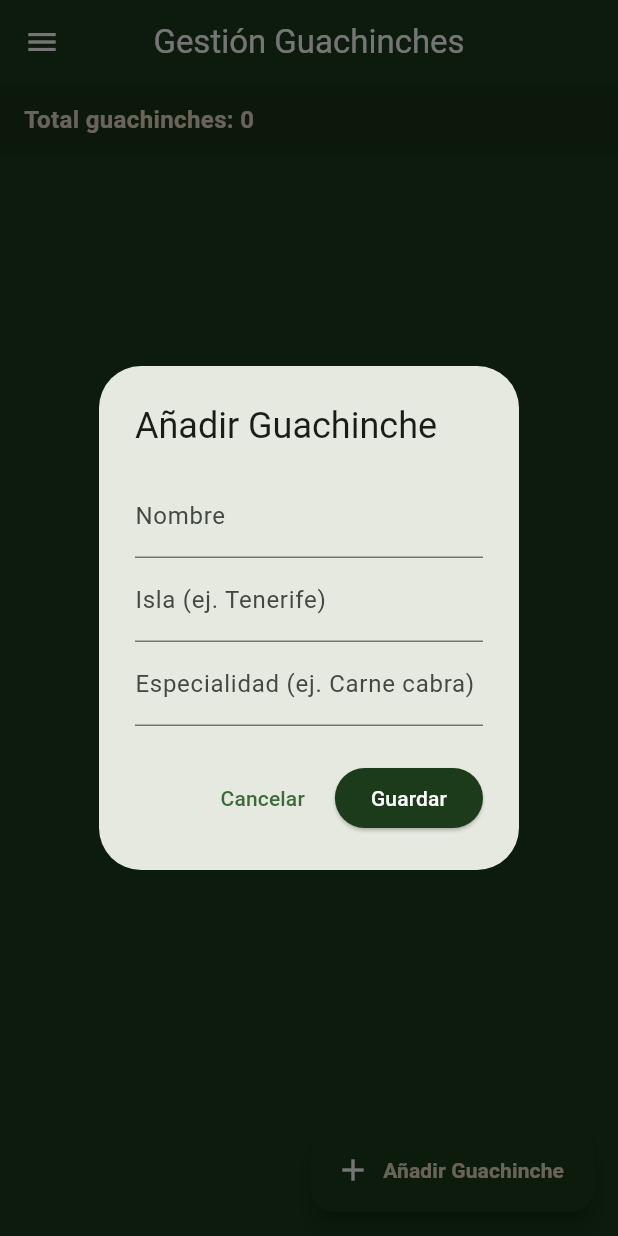
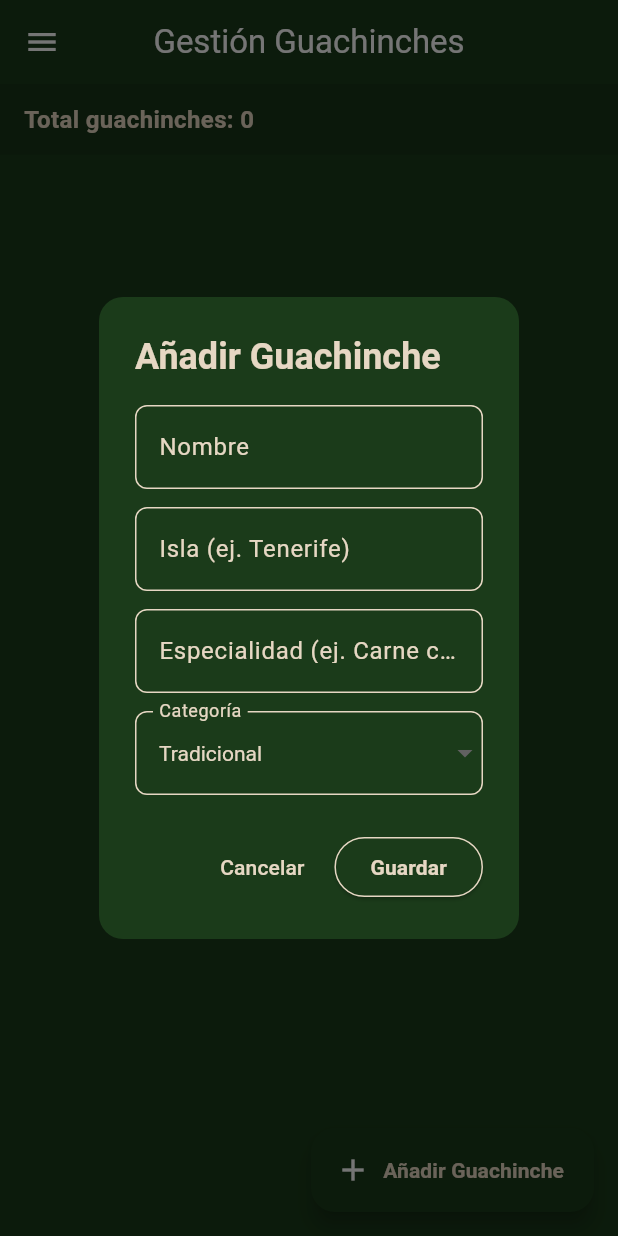
Before and after one commit to DanielRiveroP/PGL-P2-MyPortfolio, a Flutter app: the CrudScreen screen opened by its route, after a tap on "Añadir Guachinche", on a phone screen of 412 x 824 dp. Run offline on Flutter 3.47's test engine with Material 3 defaults, Android fonts, the light colour scheme and no system bars; our stand-ins replace go_router, qr_flutter.

Commit message:
Changed the CRUD to Guachinches :D

```diff
--- a/lib/models/guachinche.dart
+++ b/lib/models/guachinche.dart
@@ -3,11 +3,13 @@ class Guachinche {
   String nombre;
   String isla;
   String especialidad;
+  String categoria;
 
   Guachinche({
     required this.id,
     required this.nombre,
     required this.isla,
     required this.especialidad,
+    required this.categoria,
   });
 }
--- a/lib/screens/crud_screen.dart
+++ b/lib/screens/crud_screen.dart
@@ -1,6 +1,8 @@
 import 'package:flutter/material.dart';
+
 import '../models/guachinche.dart';
 import '../widgets/app_drawer.dart';
+import '../widgets/guachinche_card.dart';
 
 class CrudScreen extends StatefulWidget {
   const CrudScreen({super.key});
@@ -19,28 +21,130 @@ class _CrudScreenState extends State<CrudScreen> {
   final _islaController = TextEditingController();
   final _especialidadController = TextEditingController();
 
-  // Función para mostrar el modal de añadir guachinche
+  // Variable para la categoría seleccionada por defecto
+  String _categoriaSeleccionada = 'Tradicional';
+
   void _mostrarModalAgregar() {
     showDialog(
       context: context,
       builder: (context) {
         return AlertDialog(
-          title: const Text('Añadir Guachinche'),
+          backgroundColor: const Color(
+            0xFF1B3B1A,
+          ), // Fondo verde oscuro corporativo
+          shape: RoundedRectangleBorder(
+            borderRadius: BorderRadius.circular(16),
+          ),
+          title: const Text(
+            'Añadir Guachinche',
+            style: TextStyle(
+              color: Color(0xFFE6D7C3),
+              fontWeight: FontWeight.bold,
+            ),
+          ),
           content: SingleChildScrollView(
             child: Column(
               mainAxisSize: MainAxisSize.min,
               children: [
+                // Campo Nombre
                 TextField(
                   controller: _nombreController,
-                  decoration: const InputDecoration(labelText: 'Nombre'),
+                  style: const TextStyle(color: Color(0xFFE6D7C3)),
+                  decoration: InputDecoration(
+                    labelText: 'Nombre',
+                    labelStyle: const TextStyle(color: Color(0xFFE6D7C3)),
+                    enabledBorder: OutlineInputBorder(
+                      borderRadius: BorderRadius.circular(8),
+                      borderSide: const BorderSide(color: Color(0xFFE6D7C3)),
+                    ),
+                    focusedBorder: OutlineInputBorder(
+                      borderRadius: BorderRadius.circular(8),
+                      borderSide: const BorderSide(
+                        color: Color(0xFFE6D7C3),
+                        width: 2,
+                      ),
+                    ),
+                  ),
                 ),
+                const SizedBox(height: 12),
+                // Campo Isla
                 TextField(
                   controller: _islaController,
-                  decoration: const InputDecoration(labelText: 'Isla (ej. Tenerife)'),
+                  style: const TextStyle(color: Color(0xFFE6D7C3)),
+                  decoration: InputDecoration(
+                    labelText: 'Isla (ej. Tenerife)',
+                    labelStyle: const TextStyle(color: Color(0xFFE6D7C3)),
+                    enabledBorder: OutlineInputBorder(
+                      borderRadius: BorderRadius.circular(8),
+                      borderSide: const BorderSide(color: Color(0xFFE6D7C3)),
+                    ),
+                    focusedBorder: OutlineInputBorder(
+                      borderRadius: BorderRadius.circular(8),
+                      borderSide: const BorderSide(
+                        color: Color(0xFFE6D7C3),
+                        width: 2,
+                      ),
+                    ),
+                  ),
                 ),
+                const SizedBox(height: 12),
+                // Campo Especialidad
                 TextField(
                   controller: _especialidadController,
-                  decoration: const InputDecoration(labelText: 'Especialidad (ej. Carne cabra)'),
+                  style: const TextStyle(color: Color(0xFFE6D7C3)),
+                  decoration: InputDecoration(
+                    labelText: 'Especialidad (ej. Carne cabra)',
+                    labelStyle: const TextStyle(color: Color(0xFFE6D7C3)),
+                    enabledBorder: OutlineInputBorder(
+                      borderRadius: BorderRadius.circular(8),
+                      borderSide: const BorderSide(color: Color(0xFFE6D7C3)),
+                    ),
+                    focusedBorder: OutlineInputBorder(
+                      borderRadius: BorderRadius.circular(8),
+                      borderSide: const BorderSide(
+                        color: Color(0xFFE6D7C3),
+                        width: 2,
+                      ),
+                    ),
+                  ),
+                ),
+                const SizedBox(height: 12),
+                // Selector de Categoría corregido para evitar el error de nulos
+                DropdownButtonFormField<String?>(
+                  value: _categoriaSeleccionada,
+                  dropdownColor: const Color(0xFF1B3B1A),
+                  style: const TextStyle(color: Color(0xFFE6D7C3)),
+                  items: ['Tradicional', 'Parrilla', 'Vino Propio'].map((cat) {
+                    return DropdownMenuItem<String>(
+                      value: cat,
+                      child: Text(
+                        cat,
+                        style: const TextStyle(color: Color(0xFFE6D7C3)),
+                      ),
+                    );
+                  }).toList(),
+                  onChanged: (val) {
+                    setState(() {
+                      _categoriaSeleccionada =
+                          val ??
+                          'Tradicional'; // Si viene null, asigna por defecto
+                    });
+                  },
+                  decoration: InputDecoration(
+                    labelText: 'Categoría',
+                    labelStyle: const TextStyle(color: Color(0xFFE6D7C3)),
+                    enabledBorder: OutlineInputBorder(
+                      borderRadius: BorderRadius.circular(8),
+                      borderSide: const BorderSide(color: Color(0xFFE6D7C3)),
+                    ),
+                    focusedBorder: OutlineInputBorder(
+                      borderRadius: BorderRadius.circular(8),
+                      borderSide: const BorderSide(
+                        color: Color(0xFFE6D7C3),
+                        width: 2,
+                      ),
+                    ),
+                  ),
                 ),
               ],
             ),
@@ -48,12 +152,16 @@ class _CrudScreenState extends State<CrudScreen> {
           actions: [
             TextButton(
               onPressed: () => Navigator.pop(context),
-              child: const Text('Cancelar'),
+              child: const Text(
+                'Cancelar',
+                style: TextStyle(color: Color(0xFFE6D7C3)),
+              ),
             ),
             ElevatedButton(
               style: ElevatedButton.styleFrom(
                 backgroundColor: const Color(0xFF1B3B1A),
-                foregroundColor: Colors.white,
+                foregroundColor: const Color(0xFFE6D7C3),
+                side: const BorderSide(color: Color(0xFFE6D7C3)),
               ),
               onPressed: () {
                 if (_nombreController.text.isNotEmpty) {
@@ -64,6 +172,7 @@ class _CrudScreenState extends State<CrudScreen> {
                         nombre: _nombreController.text,
                         isla: _islaController.text,
                         especialidad: _especialidadController.text,
+                        categoria: _categoriaSeleccionada, // <--- ¡AQUÍ ESTÁ LA CATEGORÍA AÑADIDA!
                       ),
                     );
                   });
@@ -73,7 +182,10 @@ class _CrudScreenState extends State<CrudScreen> {
                   Navigator.pop(context);
                 }
               },
-              child: const Text('Guardar'),
+              child: const Text(
+                'Guardar',
+                style: TextStyle(fontWeight: FontWeight.bold),
+              ),
             ),
           ],
         );
@@ -88,7 +200,9 @@ class _CrudScreenState extends State<CrudScreen> {
       builder: (context) {
         return AlertDialog(
           title: const Text('Borrar todo'),
-          content: const Text('¿Estás seguro de que quieres eliminar todos los guachinches?'),
+          content: const Text(
+            '¿Estás seguro de que quieres eliminar todos los guachinches?',
+          ),
           actions: [
             TextButton(
               onPressed: () => Navigator.pop(context),
@@ -102,7 +216,10 @@ class _CrudScreenState extends State<CrudScreen> {
                 });
                 Navigator.pop(context);
               },
-              child: const Text('Sí, borrar todo', style: TextStyle(color: Color(0xFFE6D7C3))),
+              child: const Text(
+                'Sí, borrar todo',
+                style: TextStyle(color: Color(0xFFE6D7C3)),
+              ),
             ),
           ],
         );
@@ -132,7 +249,11 @@ class _CrudScreenState extends State<CrudScreen> {
               children: [
                 Text(
                   'Total guachinches: ${_guachinches.length}',
-                  style: const TextStyle(fontSize: 16, fontWeight: FontWeight.bold, color: Color(0xFFE6D7C3)),
+                  style: const TextStyle(
+                    fontSize: 16,
+                    fontWeight: FontWeight.bold,
+                    color: Color(0xFFE6D7C3),
+                  ),
                 ),
                 _guachinches.isEmpty
                     ? const SizedBox.shrink()
@@ -162,33 +283,13 @@ class _CrudScreenState extends State<CrudScreen> {
                     itemCount: _guachinches.length,
                     itemBuilder: (context, index) {
                       final guachinche = _guachinches[index];
-                      return Card(
-                        margin: const EdgeInsets.symmetric(horizontal: 12, vertical: 6),
-                        child: ListTile(
-                          leading: Container(
-                            width: 50,
-                            height: 50,
-                            decoration: BoxDecoration(
-                              color: const Color(0xFF1B3B1A).withOpacity(0.2),
-                              borderRadius: BorderRadius.circular(8),
-                            ),
-                            child: const Icon(Icons.restaurant, color: Color(0xFF1B3B1A)),
-                          ),
-                          title: Text(
-                            guachinche.nombre,
-                            style: const TextStyle(fontWeight: FontWeight.bold, color: Color(0xFFE6D7C3)),
-                          ),
-                          subtitle: Text('Isla: ${guachinche.isla}\nEspecialidad: ${guachinche.especialidad}'),
-                          isThreeLine: true,
-                          trailing: IconButton(
-                            icon: const Icon(Icons.delete, color: Colors.red),
-                            onPressed: () {
-                              setState(() {
-                                _guachinches.removeAt(index);
-                              });
-                            },
-                          ),
-                        ),
+                      return GuachincheCard(
+                        guachinche: guachinche,
+                        onDelete: () {
+                          setState(() {
+                            _guachinches.removeAt(index);
+                          });
+                        },
                       );
                     },
                   ),
@@ -203,8 +304,10 @@ class _CrudScreenState extends State<CrudScreen> {
         icon: const Icon(Icons.add),
         label: const Text(
           'Añadir Guachinche',
-          style: TextStyle(fontWeight: FontWeight.bold, color: Color(0xFFE6D7C3)),
-
+          style: TextStyle(
+            fontWeight: FontWeight.bold,
+            color: Color(0xFFE6D7C3),
+          ),
         ),
       ),
     );
```
Also changed, not shown: lib/widgets/guachinche_card.dart (added, +65 -0 lines), image-4.png, image-5.png, image-6.png, image-7.png, image-8.png (deleted), 1 other file.
